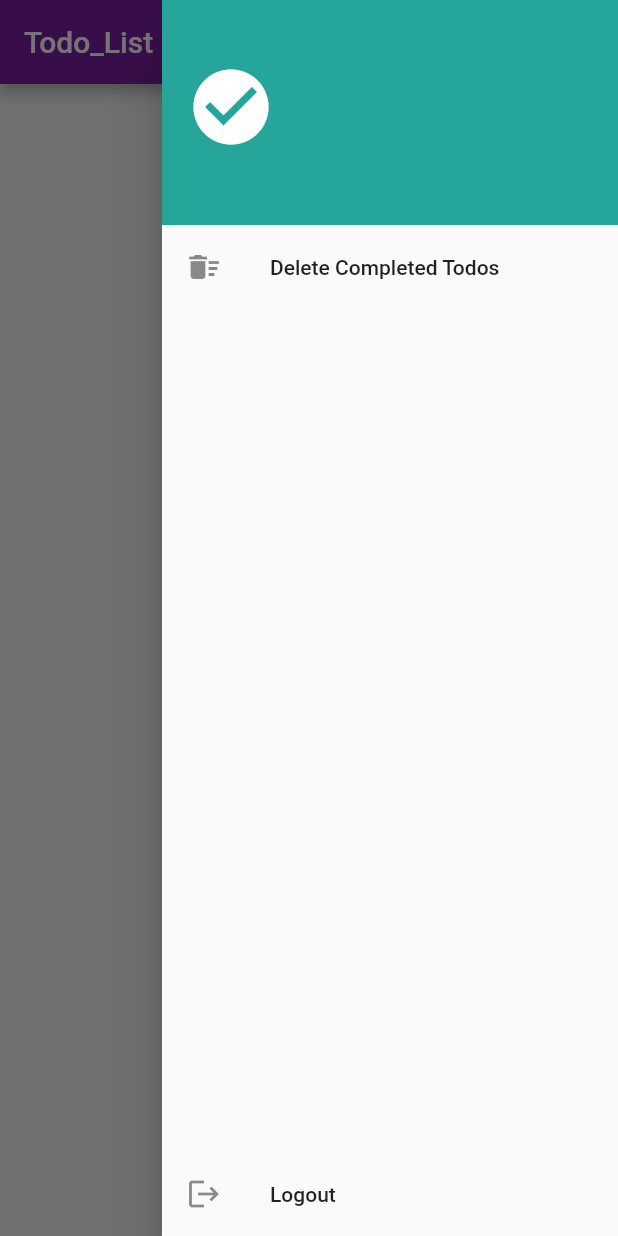
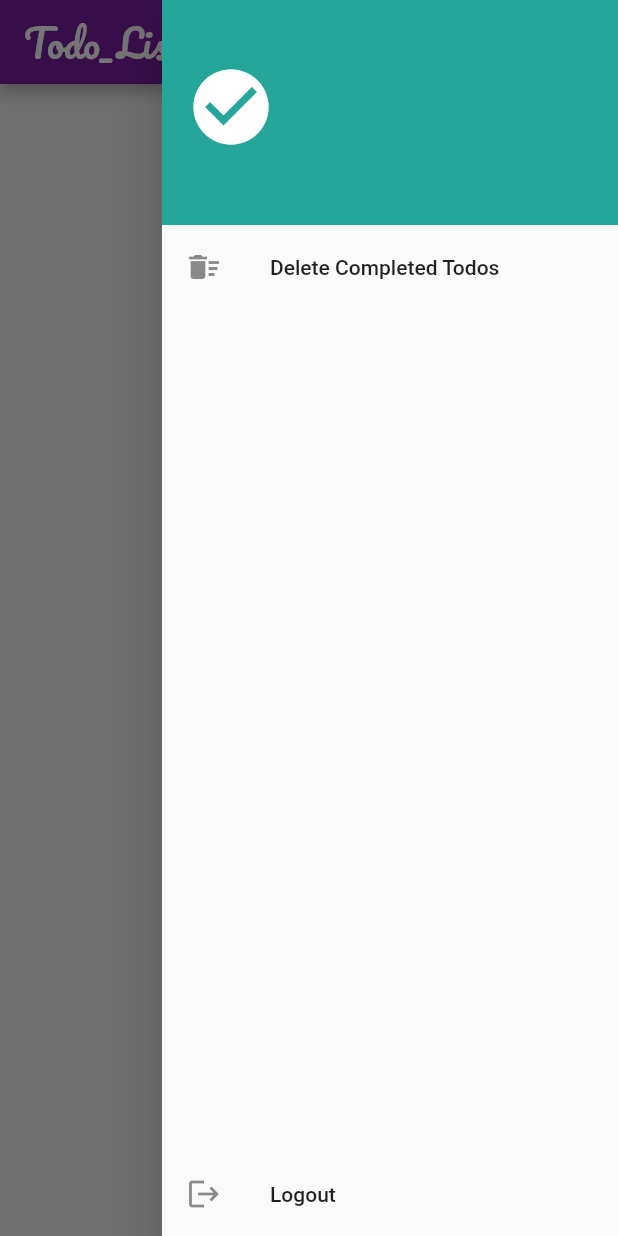
Before and after one commit to NIYASNY/firebase_with_getx, a Flutter app: the screen it shows once a user with an empty profile is signed in, with the side drawer open, on a phone screen of 412 x 824 dp. Run offline on Flutter 3.47's test engine with Material 2 defaults, Android fonts, the light colour scheme and no system bars; drawn by our look-alikes of grouped_list; our stand-ins replace cloud_firestore, firebase_auth, firebase_core, firebase_messaging, flutter_slidable, get and 1 more; accounts and stored records are empty.

Commit message:
project completed

```diff
--- a/lib/app/modules/home/views/home_view.dart
+++ b/lib/app/modules/home/views/home_view.dart
@@ -6,6 +6,7 @@ import 'package:firebase_with_getx_todo/app/utils/helper.dart';
 import 'package:flutter/material.dart';
 import 'package:flutter_slidable/flutter_slidable.dart';
 import 'package:get/get.dart';
+import 'package:google_fonts/google_fonts.dart';
 import 'package:grouped_list/grouped_list.dart';
 
 class HomeScreen extends StatefulWidget {
@@ -30,9 +31,9 @@ class _HomeScreenState extends State<HomeScreen> {
       backgroundColor: Colors.red[300],
       appBar: AppBar(
         backgroundColor: Colors.purple[700],
-        title: const Text(
+        title: Text(
           'Todo_List',
-          style: TextStyle(fontFamily: 'Pacifico'),
+          style: GoogleFonts.pacifico(fontSize: 25),
         ),
       ),
       endDrawer: const EndDrawer(),
--- a/pubspec.yaml
+++ b/pubspec.yaml
@@ -18,6 +18,7 @@ dependencies:
   grouped_list: ^5.1.2
   firebase_auth: ^4.11.1
   flutter_slidable: ^3.0.0
+  google_fonts: ^4.0.4
 
 dev_dependencies:
   flutter_lints: ^2.0.0
```
Also changed, not shown: pubspec.lock, 2 other files.
